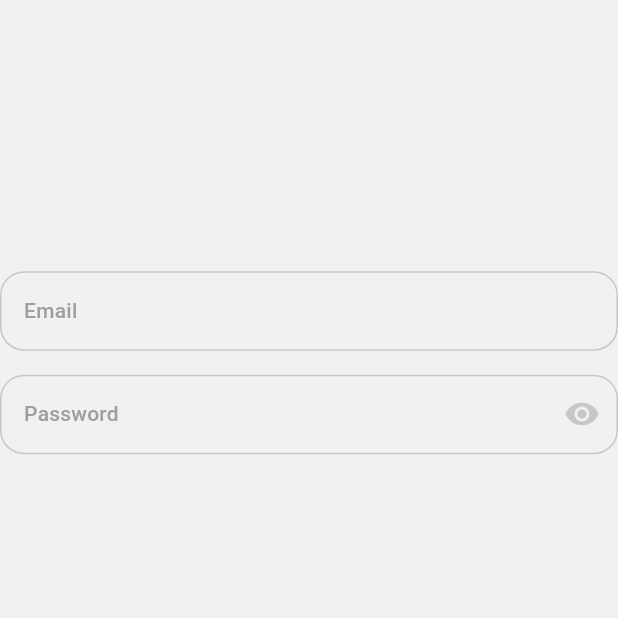
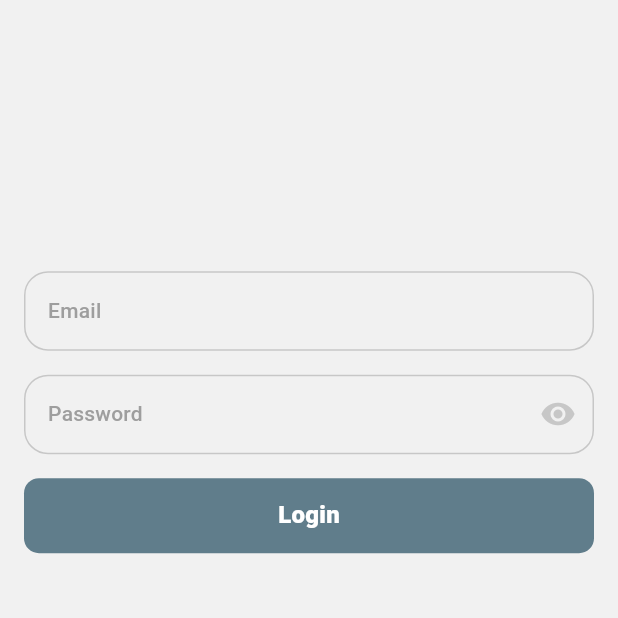
Before and after one commit to AhmedOmran22/api_session, a Flutter app: the screen it shows after launch, on a phone screen of 412 x 824 dp, the top half of it. Run offline on Flutter 3.47's test engine with Material 3 defaults, Android fonts, the phone set to English and light mode, and no system bars; our stand-ins replace dio, flutter_bloc, get_it, shared_preferences.

Commit message:
Refactor login view layout and add login button; remove test comment and add theme switcher widget

```diff
--- a/lib/features/login/presentation/views/login_view.dart
+++ b/lib/features/login/presentation/views/login_view.dart
@@ -6,6 +6,11 @@ class LoginView extends StatelessWidget {
 
   @override
   Widget build(BuildContext context) {
-    return const Scaffold(body: LoginForm());
+    return const Scaffold(
+      body: Padding(
+        padding: EdgeInsets.symmetric(horizontal: 16),
+        child: LoginForm(),
+      ),
+    );
   }
 }
--- a/lib/features/login/presentation/widgets/login_form.dart
+++ b/lib/features/login/presentation/widgets/login_form.dart
@@ -1,4 +1,6 @@
+import 'package:api_session/core/utils/app_colors.dart';
 import 'package:api_session/core/widgets/custom_text_form_field.dart';
+import 'package:api_session/core/widgets/general_button.dart';
 import 'package:api_session/core/widgets/password_field.dart';
 import 'package:flutter/material.dart';
 
@@ -40,6 +42,12 @@ class _LoginFormState extends State<LoginForm> {
             controller: passwordController,
             hintText: "Password",
           ),
+          GeneralButton(
+            text: "Login",
+            backgroundColor: AppColors.primaryColor,
+            textColor: AppColors.whiteColor,
+            onPressed: () {},
+          ),
         ],
       ),
     );
--- a/lib/main.dart
+++ b/lib/main.dart
@@ -4,7 +4,6 @@ import 'package:flutter/material.dart';
 import 'package:flutter_bloc/flutter_bloc.dart';
 
 import 'api_session.dart';
-// test git after clone api session repo from github
 void main() async {
   WidgetsFlutterBinding.ensureInitialized();
   await Prefs.init();
```
Also changed, not shown: lib/core/widgets/theme_switcher.dart (added, +32 -0 lines), 1 other file.
